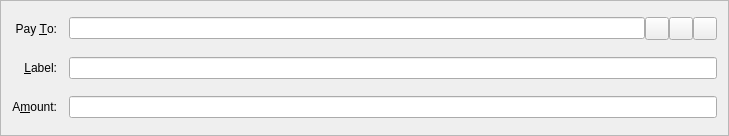
hanxianzhai/poscoin, file src/qt/forms/sendcoinsentry.ui: the form before one commit.
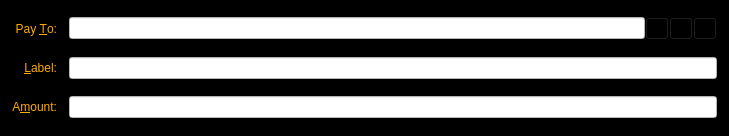
The form after the commit. Icons and pictures are not drawn. Custom widgets are drawn as their Qt base class.

The edit to the form file:
```diff
--- a/src/qt/forms/sendcoinsentry.ui
+++ b/src/qt/forms/sendcoinsentry.ui
@@ -10,9 +10,319 @@
     <height>136</height>
    </rect>
   </property>
+  <property name="palette">
+   <palette>
+    <active>
+     <colorrole role="WindowText">
+      <brush brushstyle="SolidPattern">
+       <color alpha="255">
+        <red>170</red>
+        <green>0</green>
+        <blue>0</blue>
+       </color>
+      </brush>
+     </colorrole>
+     <colorrole role="Button">
+      <brush brushstyle="SolidPattern">
+       <color alpha="255">
+        <red>0</red>
+        <green>0</green>
+        <blue>0</blue>
+       </color>
+      </brush>
+     </colorrole>
+     <colorrole role="Midlight">
+      <brush brushstyle="SolidPattern">
+       <color alpha="255">
+        <red>255</red>
+        <green>255</green>
+        <blue>255</blue>
+       </color>
+      </brush>
+     </colorrole>
+     <colorrole role="Dark">
+      <brush brushstyle="SolidPattern">
+       <color alpha="255">
+        <red>255</red>
+        <green>255</green>
+        <blue>255</blue>
+       </color>
+      </brush>
+     </colorrole>
+     <colorrole role="Mid">
+      <brush brushstyle="SolidPattern">
+       <color alpha="255">
+        <red>255</red>
+        <green>255</green>
+        <blue>255</blue>
+       </color>
+      </brush>
+     </colorrole>
+     <colorrole role="Text">
+      <brush brushstyle="SolidPattern">
+       <color alpha="255">
+        <red>170</red>
+        <green>0</green>
+        <blue>0</blue>
+       </color>
+      </brush>
+     </colorrole>
+     <colorrole role="ButtonText">
+      <brush brushstyle="SolidPattern">
+       <color alpha="255">
+        <red>170</red>
+        <green>0</green>
+        <blue>0</blue>
+       </color>
+      </brush>
+     </colorrole>
+     <colorrole role="Base">
+      <brush brushstyle="SolidPattern">
+       <color alpha="255">
+        <red>0</red>
+        <green>0</green>
+        <blue>0</blue>
+       </color>
+      </brush>
+     </colorrole>
+     <colorrole role="Window">
+      <brush brushstyle="SolidPattern">
+       <color alpha="255">
+        <red>0</red>
+        <green>0</green>
+        <blue>0</blue>
+       </color>
+      </brush>
+     </colorrole>
+     <colorrole role="LinkVisited">
+      <brush brushstyle="SolidPattern">
+       <color alpha="255">
+        <red>255</red>
+        <green>0</green>
+        <blue>0</blue>
+       </color>
+      </brush>
+     </colorrole>
+     <colorrole role="ToolTipText">
+      <brush brushstyle="SolidPattern">
+       <color alpha="255">
+        <red>0</red>
+        <green>0</green>
+        <blue>0</blue>
+       </color>
+      </brush>
+     </colorrole>
+    </active>
+    <inactive>
+     <colorrole role="WindowText">
+      <brush brushstyle="SolidPattern">
+       <color alpha="255">
+        <red>170</red>
+        <green>0</green>
+        <blue>0</blue>
+       </color>
+      </brush>
+     </colorrole>
+     <colorrole role="Button">
+      <brush brushstyle="SolidPattern">
+       <color alpha="255">
+        <red>0</red>
+        <green>0</green>
+        <blue>0</blue>
+       </color>
+      </brush>
+     </colorrole>
+     <colorrole role="Midlight">
+      <brush brushstyle="SolidPattern">
+       <color alpha="255">
+        <red>255</red>
+        <green>255</green>
+        <blue>255</blue>
+       </color>
+      </brush>
+     </colorrole>
+     <colorrole role="Dark">
+      <brush brushstyle="SolidPattern">
+       <color alpha="255">
+        <red>255</red>
+        <green>255</green>
+        <blue>255</blue>
+       </color>
+      </brush>
+     </colorrole>
+     <colorrole role="Mid">
+      <brush brushstyle="SolidPattern">
+       <color alpha="255">
+        <red>255</red>
+        <green>255</green>
+        <blue>255</blue>
+       </color>
+      </brush>
+     </colorrole>
+     <colorrole role="Text">
+      <brush brushstyle="SolidPattern">
+       <color alpha="255">
+        <red>170</red>
+        <green>0</green>
+        <blue>0</blue>
+       </color>
+      </brush>
+     </colorrole>
+     <colorrole role="ButtonText">
+      <brush brushstyle="SolidPattern">
+       <color alpha="255">
+        <red>170</red>
+        <green>0</green>
+        <blue>0</blue>
+       </color>
+      </brush>
+     </colorrole>
+     <colorrole role="Base">
+      <brush brushstyle="SolidPattern">
+       <color alpha="255">
+        <red>0</red>
+        <green>0</green>
+        <blue>0</blue>
+       </color>
+      </brush>
+     </colorrole>
+     <colorrole role="Window">
+      <brush brushstyle="SolidPattern">
+       <color alpha="255">
+        <red>0</red>
+        <green>0</green>
+        <blue>0</blue>
+       </color>
+      </brush>
+     </colorrole>
+     <colorrole role="LinkVisited">
+      <brush brushstyle="SolidPattern">
+       <color alpha="255">
+        <red>255</red>
+        <green>0</green>
+        <blue>0</blue>
+       </color>
+      </brush>
+     </colorrole>
+     <colorrole role="ToolTipText">
+      <brush brushstyle="SolidPattern">
+       <color alpha="255">
+        <red>0</red>
+        <green>0</green>
+        <blue>0</blue>
+       </color>
+      </brush>
+     </colorrole>
+    </inactive>
+    <disabled>
+     <colorrole role="WindowText">
+      <brush brushstyle="SolidPattern">
+       <color alpha="255">
+        <red>255</red>
+        <green>255</green>
+        <blue>255</blue>
+       </color>
+      </brush>
+     </colorrole>
+     <colorrole role="Button">
+      <brush brushstyle="SolidPattern">
+       <color alpha="255">
+        <red>0</red>
+        <green>0</green>
+        <blue>0</blue>
+       </color>
+      </brush>
+     </colorrole>
+     <colorrole role="Midlight">
+      <brush brushstyle="SolidPattern">
+       <color alpha="255">
+        <red>255</red>
+        <green>255</green>
+        <blue>255</blue>
+       </color>
+      </brush>
+     </colorrole>
+     <colorrole role="Dark">
+      <brush brushstyle="SolidPattern">
+       <color alpha="255">
+        <red>255</red>
+        <green>255</green>
+        <blue>255</blue>
+       </color>
+      </brush>
+     </colorrole>
+     <colorrole role="Mid">
+      <brush brushstyle="SolidPattern">
+       <color alpha="255">
+        <red>255</red>
+        <green>255</green>
+        <blue>255</blue>
+       </color>
+      </brush>
+     </colorrole>
+     <colorrole role="Text">
+      <brush brushstyle="SolidPattern">
+       <color alpha="255">
+        <red>255</red>
+        <green>255</green>
+        <blue>255</blue>
+       </color>
+      </brush>
+     </colorrole>
+     <colorrole role="ButtonText">
+      <brush brushstyle="SolidPattern">
+       <color alpha="255">
+        <red>255</red>
+        <green>255</green>
+        <blue>255</blue>
+       </color>
+      </brush>
+     </colorrole>
+     <colorrole role="Base">
+      <brush brushstyle="SolidPattern">
+       <color alpha="255">
+        <red>0</red>
+        <green>0</green>
+        <blue>0</blue>
+       </color>
+      </brush>
+     </colorrole>
+     <colorrole role="Window">
+      <brush brushstyle="SolidPattern">
+       <color alpha="255">
+        <red>0</red>
+        <green>0</green>
+        <blue>0</blue>
+       </color>
+      </brush>
+     </colorrole>
+     <colorrole role="LinkVisited">
+      <brush brushstyle="SolidPattern">
+       <color alpha="255">
+        <red>255</red>
+        <green>0</green>
+        <blue>0</blue>
+       </color>
+      </brush>
+     </colorrole>
+     <colorrole role="ToolTipText">
+      <brush brushstyle="SolidPattern">
+       <color alpha="255">
+        <red>0</red>
+        <green>0</green>
+        <blue>0</blue>
+       </color>
+      </brush>
+     </colorrole>
+    </disabled>
+   </palette>
+  </property>
   <property name="windowTitle">
    <string>Form</string>
   </property>
+  <property name="styleSheet">
+   <string notr="true">background-color: rgb(0, 0, 0);</string>
+  </property>
   <property name="frameShape">
    <enum>QFrame::StyledPanel</enum>
   </property>
@@ -25,6 +335,124 @@
    </property>
    <item row="5" column="0">
     <widget class="QLabel" name="label">
+     <property name="palette">
+      <palette>
+       <active>
+        <colorrole role="WindowText">
+         <brush brushstyle="SolidPattern">
+          <color alpha="255">
+           <red>255</red>
+           <green>170</green>
+           <blue>0</blue>
+          </color>
+         </brush>
+        </colorrole>
+        <colorrole role="Button">
+         <brush brushstyle="SolidPattern">
+          <color alpha="255">
+           <red>0</red>
+           <green>0</green>
+           <blue>0</blue>
+          </color>
+         </brush>
+        </colorrole>
+        <colorrole role="Base">
+         <brush brushstyle="SolidPattern">
+          <color alpha="255">
+           <red>0</red>
+           <green>0</green>
+           <blue>0</blue>
+          </color>
+         </brush>
+        </colorrole>
+        <colorrole role="Window">
+         <brush brushstyle="SolidPattern">
+          <color alpha="255">
+           <red>0</red>
+           <green>0</green>
+           <blue>0</blue>
+          </color>
+         </brush>
+        </colorrole>
+       </active>
+       <inactive>
+        <colorrole role="WindowText">
+         <brush brushstyle="SolidPattern">
+          <color alpha="255">
+           <red>255</red>
+           <green>170</green>
+           <blue>0</blue>
+          </color>
+         </brush>
+        </colorrole>
+        <colorrole role="Button">
+         <brush brushstyle="SolidPattern">
+          <color alpha="255">
+           <red>0</red>
+           <green>0</green>
+           <blue>0</blue>
+          </color>
+         </brush>
+        </colorrole>
+        <colorrole role="Base">
+         <brush brushstyle="SolidPattern">
+          <color alpha="255">
+           <red>0</red>
+           <green>0</green>
+           <blue>0</blue>
+          </color>
+         </brush>
+        </colorrole>
+        <colorrole role="Window">
+         <brush brushstyle="SolidPattern">
+          <color alpha="255">
+           <red>0</red>
+           <green>0</green>
+           <blue>0</blue>
+          </color>
+         </brush>
+        </colorrole>
+       </inactive>
+       <disabled>
+        <colorrole role="WindowText">
+         <brush brushstyle="SolidPattern">
+          <color alpha="255">
+           <red>132</red>
+           <green>132</green>
+           <blue>132</blue>
+          </color>
+         </brush>
+        </colorrole>
+        <colorrole role="Button">
+         <brush brushstyle="SolidPattern">
+          <color alpha="255">
+           <red>0</red>
+           <green>0</green>
+           <blue>0</blue>
+          </color>
+         </brush>
+        </colorrole>
+        <colorrole role="Base">
+         <brush brushstyle="SolidPattern">
+          <color alpha="255">
+           <red>0</red>
+           <green>0</green>
+           <blue>0</blue>
+          </color>
+         </brush>
+        </colorrole>
+        <colorrole role="Window">
+         <brush brushstyle="SolidPattern">
+          <color alpha="255">
+           <red>0</red>
+           <green>0</green>
+           <blue>0</blue>
+          </color>
+         </brush>
+        </colorrole>
+       </disabled>
+      </palette>
+     </property>
      <property name="text">
       <string>A&amp;mount:</string>
      </property>
@@ -38,6 +466,124 @@
    </item>
    <item row="3" column="0">
     <widget class="QLabel" name="label_2">
+     <property name="palette">
+      <palette>
+       <active>
+        <colorrole role="WindowText">
+         <brush brushstyle="SolidPattern">
+          <color alpha="255">
+           <red>255</red>
+           <green>170</green>
+           <blue>0</blue>
+          </color>
+         </brush>
+        </colorrole>
+        <colorrole role="Button">
+         <brush brushstyle="SolidPattern">
+          <color alpha="255">
+           <red>0</red>
+           <green>0</green>
+           <blue>0</blue>
+          </color>
+         </brush>
+        </colorrole>
+        <colorrole role="Base">
+         <brush brushstyle="SolidPattern">
+          <color alpha="255">
+           <red>0</red>
+           <green>0</green>
+           <blue>0</blue>
+          </color>
+         </brush>
+        </colorrole>
+        <colorrole role="Window">
+         <brush brushstyle="SolidPattern">
+          <color alpha="255">
+           <red>0</red>
+           <green>0</green>
+           <blue>0</blue>
+          </color>
+         </brush>
+        </colorrole>
+       </active>
+       <inactive>
+        <colorrole role="WindowText">
+         <brush brushstyle="SolidPattern">
+          <color alpha="255">
+           <red>255</red>
+           <green>170</green>
+           <blue>0</blue>
+          </color>
+         </brush>
+        </colorrole>
+        <colorrole role="Button">
+         <brush brushstyle="SolidPattern">
+          <color alpha="255">
+           <red>0</red>
+           <green>0</green>
+           <blue>0</blue>
+          </color>
+         </brush>
+        </colorrole>
+        <colorrole role="Base">
+         <brush brushstyle="SolidPattern">
+          <color alpha="255">
+           <red>0</red>
+           <green>0</green>
+           <blue>0</blue>
+          </color>
+         </brush>
+        </colorrole>
+        <colorrole role="Window">
+         <brush brushstyle="SolidPattern">
+          <color alpha="255">
+           <red>0</red>
+           <green>0</green>
+           <blue>0</blue>
+          </color>
+         </brush>
+        </colorrole>
+       </inactive>
+       <disabled>
+        <colorrole role="WindowText">
+         <brush brushstyle="SolidPattern">
+          <color alpha="255">
+           <red>132</red>
+           <green>132</green>
+           <blue>132</blue>
+          </color>
+         </brush>
+        </colorrole>
+        <colorrole role="Button">
+         <brush brushstyle="SolidPattern">
+          <color alpha="255">
+           <red>0</red>
+           <green>0</green>
+           <blue>0</blue>
+          </color>
+         </brush>
+        </colorrole>
+        <colorrole role="Base">
+         <brush brushstyle="SolidPattern">
+          <color alpha="255">
+           <red>0</red>
+           <green>0</green>
+           <blue>0</blue>
+          </color>
+         </brush>
+        </colorrole>
+        <colorrole role="Window">
+         <brush brushstyle="SolidPattern">
+          <color alpha="255">
+           <red>0</red>
+           <green>0</green>
+           <blue>0</blue>
+          </color>
+         </brush>
+        </colorrole>
+       </disabled>
+      </palette>
+     </property>
      <property name="text">
       <string>Pay &amp;To:</string>
      </property>
@@ -50,7 +596,191 @@
     </widget>
    </item>
    <item row="5" column="1">
-    <widget class="BitcoinAmountField" name="payAmount"/>
+    <widget class="BitcoinAmountField" name="payAmount">
+     <property name="palette">
+      <palette>
+       <active>
+        <colorrole role="WindowText">
+         <brush brushstyle="SolidPattern">
+          <color alpha="255">
+           <red>202</red>
+           <green>117</green>
+           <blue>19</blue>
+          </color>
+         </brush>
+        </colorrole>
+        <colorrole role="Button">
+         <brush brushstyle="SolidPattern">
+          <color alpha="255">
+           <red>255</red>
+           <green>255</green>
+           <blue>255</blue>
+          </color>
+         </brush>
+        </colorrole>
+        <colorrole role="Text">
+         <brush brushstyle="SolidPattern">
+          <color alpha="255">
+           <red>202</red>
+           <green>117</green>
+           <blue>19</blue>
+          </color>
+         </brush>
+        </colorrole>
+        <colorrole role="ButtonText">
+         <brush brushstyle="SolidPattern">
+          <color alpha="255">
+           <red>202</red>
+           <green>117</green>
+           <blue>19</blue>
+          </color>
+         </brush>
+        </colorrole>
+        <colorrole role="Base">
+         <brush brushstyle="SolidPattern">
+          <color alpha="255">
+           <red>255</red>
+           <green>255</green>
+           <blue>255</blue>
+          </color>
+         </brush>
+        </colorrole>
+        <colorrole role="Window">
+         <brush brushstyle="SolidPattern">
+          <color alpha="255">
+           <red>255</red>
+           <green>255</green>
+           <blue>255</blue>
+          </color>
+         </brush>
+        </colorrole>
+       </active>
+       <inactive>
+        <colorrole role="WindowText">
+         <brush brushstyle="SolidPattern">
+          <color alpha="255">
+           <red>202</red>
+           <green>117</green>
+           <blue>19</blue>
+          </color>
+         </brush>
+        </colorrole>
+        <colorrole role="Button">
+         <brush brushstyle="SolidPattern">
+          <color alpha="255">
+           <red>255</red>
+           <green>255</green>
+           <blue>255</blue>
+          </color>
+         </brush>
+        </colorrole>
+        <colorrole role="Text">
+         <brush brushstyle="SolidPattern">
+          <color alpha="255">
+           <red>202</red>
+           <green>117</green>
+           <blue>19</blue>
+          </color>
+         </brush>
+        </colorrole>
+        <colorrole role="ButtonText">
+         <brush brushstyle="SolidPattern">
+          <color alpha="255">
+           <red>202</red>
+           <green>117</green>
+           <blue>19</blue>
+          </color>
+         </brush>
+        </colorrole>
+        <colorrole role="Base">
+         <brush brushstyle="SolidPattern">
+          <color alpha="255">
+           <red>255</red>
+           <green>255</green>
+           <blue>255</blue>
+          </color>
+         </brush>
+        </colorrole>
+        <colorrole role="Window">
+         <brush brushstyle="SolidPattern">
+          <color alpha="255">
+           <red>255</red>
+           <green>255</green>
+           <blue>255</blue>
+          </color>
+         </brush>
+        </colorrole>
+       </inactive>
+       <disabled>
+        <colorrole role="WindowText">
+         <brush brushstyle="SolidPattern">
+          <color alpha="255">
+           <red>202</red>
+           <green>117</green>
+           <blue>19</blue>
+          </color>
+         </brush>
+        </colorrole>
+        <colorrole role="Button">
+         <brush brushstyle="SolidPattern">
+          <color alpha="255">
+           <red>255</red>
+           <green>255</green>
+           <blue>255</blue>
+          </color>
+         </brush>
+        </colorrole>
+        <colorrole role="Text">
+         <brush brushstyle="SolidPattern">
+          <color alpha="255">
+           <red>202</red>
+           <green>117</green>
+           <blue>19</blue>
+          </color>
+         </brush>
+        </colorrole>
+        <colorrole role="ButtonText">
+         <brush brushstyle="SolidPattern">
+          <color alpha="255">
+           <red>202</red>
+           <green>117</green>
+           <blue>19</blue>
+          </color>
+         </brush>
+        </colorrole>
+        <colorrole role="Base">
+         <brush brushstyle="SolidPattern">
+          <color alpha="255">
+           <red>255</red>
+           <green>255</green>
+           <blue>255</blue>
+          </color>
+         </brush>
+        </colorrole>
+        <colorrole role="Window">
+         <brush brushstyle="SolidPattern">
+          <color alpha="255">
+           <red>255</red>
+           <green>255</green>
+           <blue>255</blue>
+          </color>
+         </brush>
+        </colorrole>
+       </disabled>
+      </palette>
+     </property>
+     <property name="focusPolicy">
+      <enum>Qt::ClickFocus</enum>
+     </property>
+     <property name="autoFillBackground">
+      <bool>false</bool>
+     </property>
+     <property name="styleSheet">
+      <string notr="true">color: rgb(202, 117, 19);
+background-color: rgb(255, 255, 255);
+border-color: rgb(202, 117, 19);</string>
+     </property>
+    </widget>
    </item>
    <item row="4" column="1">
     <layout class="QHBoxLayout" name="horizontalLayout_2">
@@ -62,8 +792,239 @@
        <property name="enabled">
         <bool>true</bool>
        </property>
+       <property name="palette">
+        <palette>
+         <active>
+          <colorrole role="WindowText">
+           <brush brushstyle="SolidPattern">
+            <color alpha="255">
+             <red>202</red>
+             <green>117</green>
+             <blue>19</blue>
+            </color>
+           </brush>
+          </colorrole>
+          <colorrole role="Button">
+           <brush brushstyle="SolidPattern">
+            <color alpha="255">
+             <red>255</red>
+             <green>255</green>
+             <blue>255</blue>
+            </color>
+           </brush>
+          </colorrole>
+          <colorrole role="Text">
+           <brush brushstyle="SolidPattern">
+            <color alpha="255">
+             <red>202</red>
+             <green>117</green>
+             <blue>19</blue>
+            </color>
+           </brush>
+          </colorrole>
+          <colorrole role="ButtonText">
+           <brush brushstyle="SolidPattern">
+            <color alpha="255">
+             <red>202</red>
+             <green>117</green>
+             <blue>19</blue>
+            </color>
+           </brush>
+          </colorrole>
+          <colorrole role="Base">
+           <brush brushstyle="SolidPattern">
+            <color alpha="255">
+             <red>255</red>
+             <green>255</green>
+             <blue>255</blue>
+            </color>
+           </brush>
+          </colorrole>
+          <colorrole role="Window">
+           <brush brushstyle="SolidPattern">
+            <color alpha="255">
+             <red>255</red>
+             <green>255</green>
+             <blue>255</blue>
+            </color>
+           </brush>
+          </colorrole>
+          <colorrole role="Shadow">
+           <brush brushstyle="SolidPattern">
+            <color alpha="255">
+             <red>255</red>
+             <green>255</green>
+             <blue>255</blue>
+            </color>
+           </brush>
+          </colorrole>
+          <colorrole role="HighlightedText">
+           <brush brushstyle="SolidPattern">
+            <color alpha="255">
+             <red>255</red>
+             <green>255</green>
+             <blue>255</blue>
+            </color>
+           </brush>
+          </colorrole>
+         </active>
+         <inactive>
+          <colorrole role="WindowText">
+           <brush brushstyle="SolidPattern">
+            <color alpha="255">
+             <red>202</red>
+             <green>117</green>
+             <blue>19</blue>
+            </color>
+           </brush>
+          </colorrole>
+          <colorrole role="Button">
+           <brush brushstyle="SolidPattern">
+            <color alpha="255">
+             <red>255</red>
+             <green>255</green>
+             <blue>255</blue>
+            </color>
+           </brush>
+          </colorrole>
+          <colorrole role="Text">
+           <brush brushstyle="SolidPattern">
+            <color alpha="255">
+             <red>202</red>
+             <green>117</green>
+             <blue>19</blue>
+            </color>
+           </brush>
+          </colorrole>
+          <colorrole role="ButtonText">
+           <brush brushstyle="SolidPattern">
+            <color alpha="255">
+             <red>202</red>
+             <green>117</green>
+             <blue>19</blue>
+            </color>
+           </brush>
+          </colorrole>
+          <colorrole role="Base">
+           <brush brushstyle="SolidPattern">
+            <color alpha="255">
+             <red>255</red>
+             <green>255</green>
+             <blue>255</blue>
+            </color>
+           </brush>
+          </colorrole>
+          <colorrole role="Window">
+           <brush brushstyle="SolidPattern">
+            <color alpha="255">
+             <red>255</red>
+             <green>255</green>
+             <blue>255</blue>
+            </color>
+           </brush>
+          </colorrole>
+          <colorrole role="Shadow">
+           <brush brushstyle="SolidPattern">
+            <color alpha="255">
+             <red>255</red>
+             <green>255</green>
+             <blue>255</blue>
+            </color>
+           </brush>
+          </colorrole>
+          <colorrole role="HighlightedText">
+           <brush brushstyle="SolidPattern">
+            <color alpha="255">
+             <red>255</red>
+             <green>255</green>
+             <blue>255</blue>
+            </color>
+           </brush>
+          </colorrole>
+         </inactive>
+         <disabled>
+          <colorrole role="WindowText">
+           <brush brushstyle="SolidPattern">
+            <color alpha="255">
+             <red>202</red>
+             <green>117</green>
+             <blue>19</blue>
+            </color>
+           </brush>
+          </colorrole>
+          <colorrole role="Button">
+           <brush brushstyle="SolidPattern">
+            <color alpha="255">
+             <red>255</red>
+             <green>255</green>
+             <blue>255</blue>
+            </color>
+           </brush>
+          </colorrole>
+          <colorrole role="Text">
+           <brush brushstyle="SolidPattern">
+            <color alpha="255">
+             <red>202</red>
+             <green>117</green>
+             <blue>19</blue>
+            </color>
+           </brush>
+          </colorrole>
+          <colorrole role="ButtonText">
+           <brush brushstyle="SolidPattern">
+            <color alpha="255">
+             <red>202</red>
+             <green>117</green>
+             <blue>19</blue>
+            </color>
+           </brush>
+          </colorrole>
+          <colorrole role="Base">
+           <brush brushstyle="SolidPattern">
+            <color alpha="255">
+             <red>255</red>
+             <green>255</green>
+             <blue>255</blue>
+            </color>
+           </brush>
+          </colorrole>
+          <colorrole role="Window">
+           <brush brushstyle="SolidPattern">
+            <color alpha="255">
+             <red>255</red>
+             <green>255</green>
+             <blue>255</blue>
+            </color>
+           </brush>
+          </colorrole>
+          <colorrole role="Shadow">
+           <brush brushstyle="SolidPattern">
+            <color alpha="255">
+             <red>255</red>
+             <green>255</green>
+             <blue>255</blue>
+            </color>
+           </brush>
+          </colorrole>
+          <colorrole role="HighlightedText">
+           <brush brushstyle="SolidPattern">
+            <color alpha="255">
+             <red>255</red>
+             <green>255</green>
+             <blue>255</blue>
+            </color>
+           </brush>
+          </colorrole>
+         </disabled>
+        </palette>
+       </property>
        <property name="toolTip">
-        <string>Enter a label for this address to add it to your address book</string>
+        <string>&lt;html&gt;&lt;head/&gt;&lt;body&gt;&lt;p&gt;&lt;span style=&quot; color:#aa0000;&quot;&gt;Enter a label for this address to add it to your address book&lt;/span&gt;&lt;/p&gt;&lt;/body&gt;&lt;/html&gt;</string>
+       </property>
+       <property name="styleSheet">
+        <string notr="true">color: rgb(202, 117, 19);
+background-color: rgb(255, 255, 255);
+border-color: rgb(202, 117, 19);</string>
        </property>
       </widget>
      </item>
@@ -71,6 +1032,151 @@
    </item>
    <item row="4" column="0">
     <widget class="QLabel" name="label_4">
+     <property name="palette">
+      <palette>
+       <active>
+        <colorrole role="WindowText">
+         <brush brushstyle="SolidPattern">
+          <color alpha="255">
+           <red>255</red>
+           <green>170</green>
+           <blue>0</blue>
+          </color>
+         </brush>
+        </colorrole>
+        <colorrole role="Button">
+         <brush brushstyle="SolidPattern">
+          <color alpha="255">
+           <red>0</red>
+           <green>0</green>
+           <blue>0</blue>
+          </color>
+         </brush>
+        </colorrole>
+        <colorrole role="ButtonText">
+         <brush brushstyle="SolidPattern">
+          <color alpha="255">
+           <red>255</red>
+           <green>255</green>
+           <blue>255</blue>
+          </color>
+         </brush>
+        </colorrole>
+        <colorrole role="Base">
+         <brush brushstyle="SolidPattern">
+          <color alpha="255">
+           <red>0</red>
+           <green>0</green>
+           <blue>0</blue>
+          </color>
+         </brush>
+        </colorrole>
+        <colorrole role="Window">
+         <brush brushstyle="SolidPattern">
+          <color alpha="255">
+           <red>0</red>
+           <green>0</green>
+           <blue>0</blue>
+          </color>
+         </brush>
+        </colorrole>
+       </active>
+       <inactive>
+        <colorrole role="WindowText">
+         <brush brushstyle="SolidPattern">
+          <color alpha="255">
+           <red>255</red>
+           <green>170</green>
+           <blue>0</blue>
+          </color>
+         </brush>
+        </colorrole>
+        <colorrole role="Button">
+         <brush brushstyle="SolidPattern">
+          <color alpha="255">
+           <red>0</red>
+           <green>0</green>
+           <blue>0</blue>
+          </color>
+         </brush>
+        </colorrole>
+        <colorrole role="ButtonText">
+         <brush brushstyle="SolidPattern">
+          <color alpha="255">
+           <red>255</red>
+           <green>255</green>
+           <blue>255</blue>
+          </color>
+         </brush>
+        </colorrole>
+        <colorrole role="Base">
+         <brush brushstyle="SolidPattern">
+          <color alpha="255">
+           <red>0</red>
+           <green>0</green>
+           <blue>0</blue>
+          </color>
+         </brush>
+        </colorrole>
+        <colorrole role="Window">
+         <brush brushstyle="SolidPattern">
+          <color alpha="255">
+           <red>0</red>
+           <green>0</green>
+           <blue>0</blue>
+          </color>
+         </brush>
+        </colorrole>
+       </inactive>
+       <disabled>
+        <colorrole role="WindowText">
+         <brush brushstyle="SolidPattern">
+          <color alpha="255">
+           <red>132</red>
+           <green>132</green>
+           <blue>132</blue>
+          </color>
+         </brush>
+        </colorrole>
+        <colorrole role="Button">
+         <brush brushstyle="SolidPattern">
+          <color alpha="255">
+           <red>0</red>
+           <green>0</green>
+           <blue>0</blue>
+          </color>
+         </brush>
+        </colorrole>
+        <colorrole role="ButtonText">
+         <brush brushstyle="SolidPattern">
+          <color alpha="255">
+           <red>255</red>
+           <green>255</green>
+           <blue>255</blue>
+          </color>
+         </brush>
+        </colorrole>
+        <colorrole role="Base">
+         <brush brushstyle="SolidPattern">
+          <color alpha="255">
+           <red>0</red>
+           <green>0</green>
+           <blue>0</blue>
+          </color>
+         </brush>
+        </colorrole>
+        <colorrole role="Window">
+         <brush brushstyle="SolidPattern">
+          <color alpha="255">
+           <red>0</red>
+           <green>0</green>
+           <blue>0</blue>
+          </color>
+         </brush>
+        </colorrole>
+       </disabled>
+      </palette>
+     </property>
      <property name="text">
       <string>&amp;Label:</string>
      </property>
@@ -89,8 +1195,215 @@
      </property>
      <item>
       <widget class="QValidatedLineEdit" name="payTo">
+       <property name="palette">
+        <palette>
+         <active>
+          <colorrole role="WindowText">
+           <brush brushstyle="SolidPattern">
+            <color alpha="255">
+             <red>202</red>
+             <green>117</green>
+             <blue>19</blue>
+            </color>
+           </brush>
+          </colorrole>
+          <colorrole role="Button">
+           <brush brushstyle="SolidPattern">
+            <color alpha="255">
+             <red>255</red>
+             <green>255</green>
+             <blue>255</blue>
+            </color>
+           </brush>
+          </colorrole>
+          <colorrole role="Text">
+           <brush brushstyle="SolidPattern">
+            <color alpha="255">
+             <red>202</red>
+             <green>117</green>
+             <blue>19</blue>
+            </color>
+           </brush>
+          </colorrole>
+          <colorrole role="ButtonText">
+           <brush brushstyle="SolidPattern">
+            <color alpha="255">
+             <red>202</red>
+             <green>117</green>
+             <blue>19</blue>
+            </color>
+           </brush>
+          </colorrole>
+          <colorrole role="Base">
+           <brush brushstyle="SolidPattern">
+            <color alpha="255">
+             <red>255</red>
+             <green>255</green>
+             <blue>255</blue>
+            </color>
+           </brush>
+          </colorrole>
+          <colorrole role="Window">
+           <brush brushstyle="SolidPattern">
+            <color alpha="255">
+             <red>255</red>
+             <green>255</green>
+             <blue>255</blue>
+            </color>
+           </brush>
+          </colorrole>
+          <colorrole role="Shadow">
+           <brush brushstyle="SolidPattern">
+            <color alpha="255">
+             <red>255</red>
+             <green>255</green>
+             <blue>255</blue>
+            </color>
+           </brush>
+          </colorrole>
+         </active>
+         <inactive>
+          <colorrole role="WindowText">
+           <brush brushstyle="SolidPattern">
+            <color alpha="255">
+             <red>202</red>
+             <green>117</green>
+             <blue>19</blue>
+            </color>
+           </brush>
+          </colorrole>
+          <colorrole role="Button">
+           <brush brushstyle="SolidPattern">
+            <color alpha="255">
+             <red>255</red>
+             <green>255</green>
+             <blue>255</blue>
+            </color>
+           </brush>
+          </colorrole>
+          <colorrole role="Text">
+           <brush brushstyle="SolidPattern">
+            <color alpha="255">
+             <red>202</red>
+             <green>117</green>
+             <blue>19</blue>
+            </color>
+           </brush>
+          </colorrole>
+          <colorrole role="ButtonText">
+           <brush brushstyle="SolidPattern">
+            <color alpha="255">
+             <red>202</red>
+             <green>117</green>
+             <blue>19</blue>
+            </color>
+           </brush>
+          </colorrole>
+          <colorrole role="Base">
+           <brush brushstyle="SolidPattern">
+            <color alpha="255">
+             <red>255</red>
+             <green>255</green>
+             <blue>255</blue>
+            </color>
+           </brush>
+          </colorrole>
+          <colorrole role="Window">
+           <brush brushstyle="SolidPattern">
+            <color alpha="255">
+             <red>255</red>
+             <green>255</green>
+             <blue>255</blue>
+            </color>
+           </brush>
+          </colorrole>
+          <colorrole role="Shadow">
+           <brush brushstyle="SolidPattern">
+            <color alpha="255">
+             <red>255</red>
+             <green>255</green>
+             <blue>255</blue>
+            </color>
+           </brush>
+          </colorrole>
+         </inactive>
+         <disabled>
+          <colorrole role="WindowText">
+           <brush brushstyle="SolidPattern">
+            <color alpha="255">
+             <red>202</red>
+             <green>117</green>
+             <blue>19</blue>
+            </color>
+           </brush>
+          </colorrole>
+          <colorrole role="Button">
+           <brush brushstyle="SolidPattern">
+            <color alpha="255">
+             <red>255</red>
+             <green>255</green>
+             <blue>255</blue>
+            </color>
+           </brush>
+          </colorrole>
+          <colorrole role="Text">
+           <brush brushstyle="SolidPattern">
+            <color alpha="255">
+             <red>202</red>
+             <green>117</green>
+             <blue>19</blue>
+            </color>
+           </brush>
+          </colorrole>
+          <colorrole role="ButtonText">
+           <brush brushstyle="SolidPattern">
+            <color alpha="255">
+             <red>202</red>
+             <green>117</green>
+             <blue>19</blue>
+            </color>
+           </brush>
+          </colorrole>
+          <colorrole role="Base">
+           <brush brushstyle="SolidPattern">
+            <color alpha="255">
+             <red>255</red>
+             <green>255</green>
+             <blue>255</blue>
+            </color>
+           </brush>
+          </colorrole>
+          <colorrole role="Window">
+           <brush brushstyle="SolidPattern">
+            <color alpha="255">
+             <red>255</red>
+             <green>255</green>
+             <blue>255</blue>
+            </color>
+           </brush>
+          </colorrole>
+          <colorrole role="Shadow">
+           <brush brushstyle="SolidPattern">
+            <color alpha="255">
+             <red>255</red>
+             <green>255</green>
+             <blue>255</blue>
+            </color>
+           </brush>
+          </colorrole>
+         </disabled>
+        </palette>
+       </property>
        <property name="toolTip">
-        <string>The address to send the payment to  (e.g. B8gZqgY4r2RoEdqYk3QsAqFckyf9pRHN6i)</string>
+        <string>&lt;html&gt;&lt;head/&gt;&lt;body&gt;&lt;p&gt;&lt;span style=&quot; color:#aa0000;&quot;&gt;The address to send the payment to  (e.g. D6C128gpd7yhUVApHAKAjqD6jd71uG3HEK)&lt;/span&gt;&lt;/p&gt;&lt;/body&gt;&lt;/html&gt;</string>
+       </property>
+       <property name="styleSheet">
+        <string notr="true">color: rgb(202, 117, 19);
+background-color: rgb(255, 255, 255);
+border-color: rgb(202, 117, 19);</string>
+       </property>
+       <property name="text">
+        <string/>
        </property>
        <property name="maxLength">
         <number>34</number>
```
